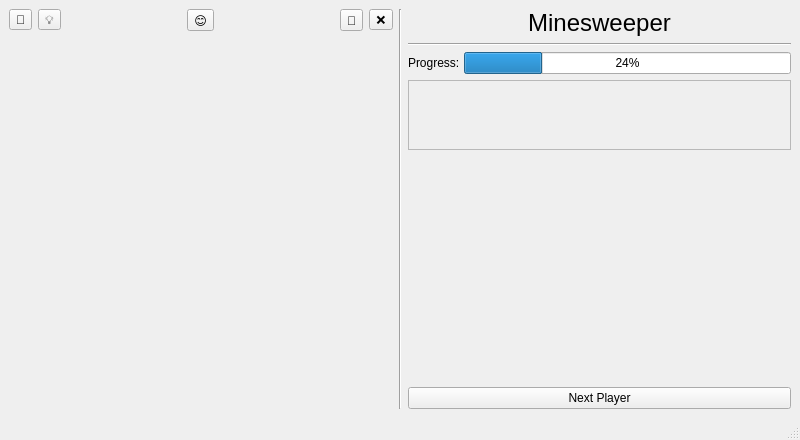
anton-fischer/cpp-minesweeper, file mainwindow.ui: the form before one commit.
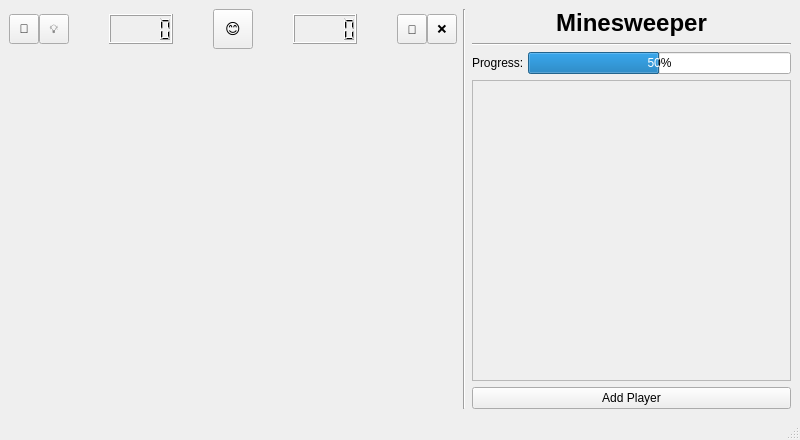
The form after the commit.

The edit to the form file:
```diff
--- a/mainwindow.ui
+++ b/mainwindow.ui
@@ -18,17 +18,38 @@
     <item>
      <layout class="QHBoxLayout" name="hbx_main">
       <item>
-       <layout class="QVBoxLayout" name="verticalLayout">
+       <layout class="QVBoxLayout" name="vbx_board">
+        <property name="spacing">
+         <number>0</number>
+        </property>
+        <property name="sizeConstraint">
+         <enum>QLayout::SizeConstraint::SetMinimumSize</enum>
+        </property>
         <property name="rightMargin">
          <number>0</number>
         </property>
         <item>
          <layout class="QHBoxLayout" name="hbx_header">
           <property name="spacing">
-           <number>6</number>
+           <number>0</number>
+          </property>
+          <property name="sizeConstraint">
+           <enum>QLayout::SizeConstraint::SetMinimumSize</enum>
           </property>
           <item>
            <widget class="QToolButton" name="btn_flag">
+            <property name="minimumSize">
+             <size>
+              <width>30</width>
+              <height>30</height>
+             </size>
+            </property>
+            <property name="baseSize">
+             <size>
+              <width>0</width>
+              <height>0</height>
+             </size>
+            </property>
             <property name="text">
              <string>🚩</string>
             </property>
@@ -36,11 +57,52 @@
           </item>
           <item>
            <widget class="QToolButton" name="btn_help">
+            <property name="minimumSize">
+             <size>
+              <width>30</width>
+              <height>30</height>
+             </size>
+            </property>
             <property name="text">
              <string>💡</string>
             </property>
            </widget>
           </item>
+          <item>
+           <spacer name="horizontalSpacer_3">
+            <property name="orientation">
+             <enum>Qt::Orientation::Horizontal</enum>
+            </property>
+            <property name="sizeHint" stdset="0">
+             <size>
+              <width>40</width>
+              <height>20</height>
+             </size>
+            </property>
+           </spacer>
+          </item>
+          <item>
+           <widget class="QLCDNumber" name="lcd_flag_count">
+            <property name="sizePolicy">
+             <sizepolicy hsizetype="Minimum" vsizetype="Minimum">
+              <horstretch>0</horstretch>
+              <verstretch>0</verstretch>
+             </sizepolicy>
+            </property>
+            <property name="minimumSize">
+             <size>
+              <width>0</width>
+              <height>30</height>
+             </size>
+            </property>
+            <property name="maximumSize">
+             <size>
+              <width>16777215</width>
+              <height>30</height>
+             </size>
+            </property>
+           </widget>
+          </item>
           <item>
            <spacer name="horizontalSpacer">
             <property name="orientation">
@@ -56,6 +118,17 @@
           </item>
           <item>
            <widget class="QToolButton" name="btn_status">
+            <property name="minimumSize">
+             <size>
+              <width>40</width>
+              <height>40</height>
+             </size>
+            </property>
+            <property name="font">
+             <font>
+              <pointsize>11</pointsize>
+             </font>
+            </property>
             <property name="text">
              <string>😊</string>
             </property>
@@ -80,8 +153,43 @@
             </property>
            </spacer>
           </item>
+          <item>
+           <widget class="QLCDNumber" name="lcd_current_score">
+            <property name="minimumSize">
+             <size>
+              <width>0</width>
+              <height>30</height>
+             </size>
+            </property>
+            <property name="maximumSize">
+             <size>
+              <width>16777215</width>
+              <height>30</height>
+             </size>
+            </property>
+           </widget>
+          </item>
+          <item>
+           <spacer name="horizontalSpacer_4">
+            <property name="orientation">
+             <enum>Qt::Orientation::Horizontal</enum>
+            </property>
+            <property name="sizeHint" stdset="0">
+             <size>
+              <width>40</width>
+              <height>20</height>
+             </size>
+            </property>
+           </spacer>
+          </item>
           <item>
            <widget class="QToolButton" name="btn_restart">
+            <property name="minimumSize">
+             <size>
+              <width>30</width>
+              <height>30</height>
+             </size>
+            </property>
             <property name="text">
              <string>🔄️</string>
             </property>
@@ -89,6 +197,12 @@
           </item>
           <item>
            <widget class="QToolButton" name="btn_exit">
+            <property name="minimumSize">
+             <size>
+              <width>30</width>
+              <height>30</height>
+             </size>
+            </property>
             <property name="text">
              <string>❌</string>
             </property>
@@ -97,7 +211,26 @@
          </layout>
         </item>
         <item>
-         <widget class="QWidget" name="grid" native="true"/>
+         <widget class="QWidget" name="grid" native="true">
+          <property name="sizePolicy">
+           <sizepolicy hsizetype="Minimum" vsizetype="Minimum">
+            <horstretch>0</horstretch>
+            <verstretch>0</verstretch>
+           </sizepolicy>
+          </property>
+          <property name="maximumSize">
+           <size>
+            <width>16777215</width>
+            <height>16777215</height>
+           </size>
+          </property>
+          <property name="baseSize">
+           <size>
+            <width>0</width>
+            <height>0</height>
+           </size>
+          </property>
+         </widget>
         </item>
        </layout>
       </item>
@@ -119,7 +252,7 @@
            <font>
             <family>Segoe UI</family>
             <pointsize>18</pointsize>
-            <bold>false</bold>
+            <bold>true</bold>
            </font>
           </property>
           <property name="layoutDirection">
@@ -158,7 +291,7 @@
           <item>
            <widget class="QProgressBar" name="progressbar">
             <property name="value">
-             <number>24</number>
+             <number>50</number>
             </property>
            </widget>
           </item>
@@ -167,16 +300,22 @@
         <item>
          <widget class="QScrollArea" name="scoreboards_scroll_area">
           <property name="sizePolicy">
-           <sizepolicy hsizetype="Preferred" vsizetype="Preferred">
+           <sizepolicy hsizetype="Expanding" vsizetype="Expanding">
             <horstretch>0</horstretch>
             <verstretch>0</verstretch>
            </sizepolicy>
           </property>
-          <property name="horizontalScrollBarPolicy">
-           <enum>Qt::ScrollBarPolicy::ScrollBarAlwaysOff</enum>
+          <property name="minimumSize">
+           <size>
+            <width>0</width>
+            <height>200</height>
+           </size>
           </property>
-          <property name="sizeAdjustPolicy">
-           <enum>QAbstractScrollArea::SizeAdjustPolicy::AdjustIgnored</enum>
+          <property name="maximumSize">
+           <size>
+            <width>16777215</width>
+            <height>16777215</height>
+           </size>
           </property>
           <property name="widgetResizable">
            <bool>true</bool>
@@ -186,47 +325,22 @@
             <rect>
              <x>0</x>
              <y>0</y>
-             <width>378</width>
-             <height>68</height>
+             <width>309</width>
+             <height>264</height>
             </rect>
            </property>
-           <property name="sizePolicy">
-            <sizepolicy hsizetype="Preferred" vsizetype="Preferred">
-             <horstretch>0</horstretch>
-             <verstretch>0</verstretch>
-            </sizepolicy>
-           </property>
-           <widget class="QWidget" name="verticalLayoutWidget_2">
-            <property name="geometry">
-             <rect>
-              <x>0</x>
-              <y>0</y>
-              <width>381</width>
-              <height>71</height>
-             </rect>
-            </property>
-            <layout class="QVBoxLayout" name="scrollboards_container"/>
-           </widget>
+           <layout class="QVBoxLayout" name="verticalLayout_3">
+            <item>
+             <layout class="QVBoxLayout" name="scrollboards_container"/>
+            </item>
+           </layout>
           </widget>
          </widget>
         </item>
-        <item>
-         <spacer name="vspacer_1">
-          <property name="orientation">
-           <enum>Qt::Orientation::Vertical</enum>
-          </property>
-          <property name="sizeHint" stdset="0">
-           <size>
-            <width>20</width>
-            <height>40</height>
-           </size>
-          </property>
-         </spacer>
-        </item>
         <item>
          <widget class="QPushButton" name="pushButton_2">
           <property name="text">
-           <string>Next Player</string>
+           <string>Add Player</string>
           </property>
          </widget>
         </item>
```
Left out of the diff: 4 changed lines with no effect on the pictures.
